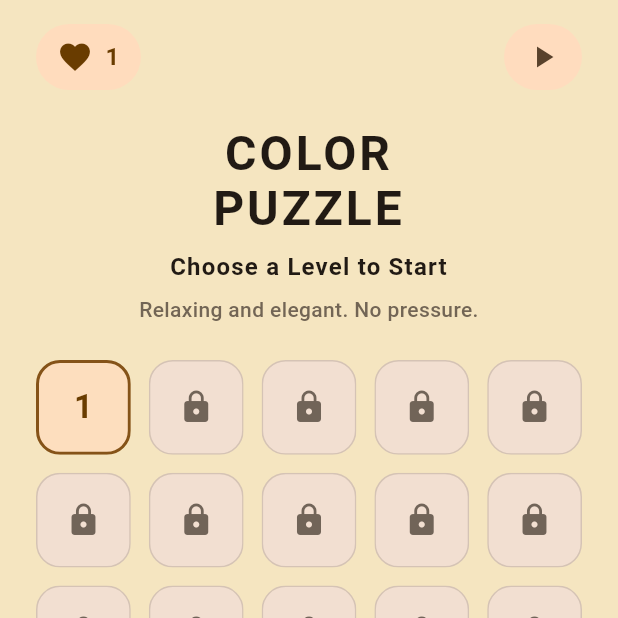
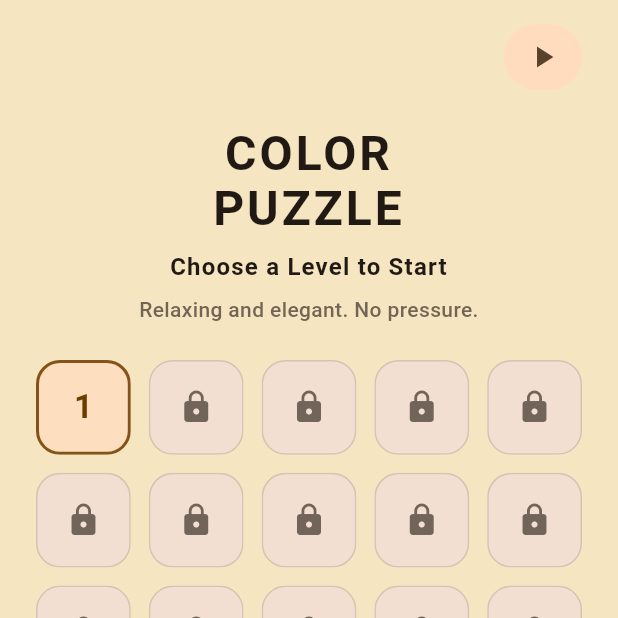
Before and after one commit to Humaneyew/Color-Puzzle-Relax-Game, a Flutter app: the screen it shows after launch, on a phone screen of 412 x 824 dp, the top half of it. Run offline on Flutter 3.47's test engine with Material 3 defaults, Android fonts, the phone set to English and light mode, and no system bars; our stand-ins replace equatable, get_it, go_router; Roboto replaces fonts that are missing (SF Pro).

Commit message:
Remove heart icon from home top bar

```diff
--- a/lib/src/features/game/presentation/pages/home_page.dart
+++ b/lib/src/features/game/presentation/pages/home_page.dart
@@ -20,8 +20,6 @@ class HomePage extends StatelessWidget {
     final GameState state = context.watch<GameNotifier>().state;
 
     final ThemeData theme = Theme.of(context);
-    final int unlockedLevels = state.levels.where((Level level) => level.isUnlocked).length;
-
     return Scaffold(
       backgroundColor: theme.scaffoldBackgroundColor,
       body: SafeArea(
@@ -32,7 +30,6 @@ class HomePage extends StatelessWidget {
             crossAxisAlignment: CrossAxisAlignment.stretch,
             children: <Widget>[
               _TopBar(
-                unlockedCount: unlockedLevels,
                 onCompleteSession: state.session == null
                     ? null
                     : () => context.read<GameNotifier>().completeCurrentSession(),
@@ -125,9 +122,8 @@ class _LevelGrid extends StatelessWidget {
 }
 
 class _TopBar extends StatelessWidget {
-  const _TopBar({required this.unlockedCount, this.onCompleteSession});
+  const _TopBar({this.onCompleteSession});
 
-  final int unlockedCount;
   final VoidCallback? onCompleteSession;
 
   @override
@@ -135,14 +131,8 @@ class _TopBar extends StatelessWidget {
     final ColorScheme colors = Theme.of(context).colorScheme;
 
     return Row(
+      mainAxisAlignment: MainAxisAlignment.end,
       children: <Widget>[
-        _StatusBadge(
-          icon: Icons.favorite,
-          label: unlockedCount.toString(),
-          backgroundColor: colors.primaryContainer,
-          foregroundColor: colors.onPrimaryContainer,
-        ),
-        const Spacer(),
         _StatusBadge(
           icon: Icons.play_arrow,
           label: '',
```
